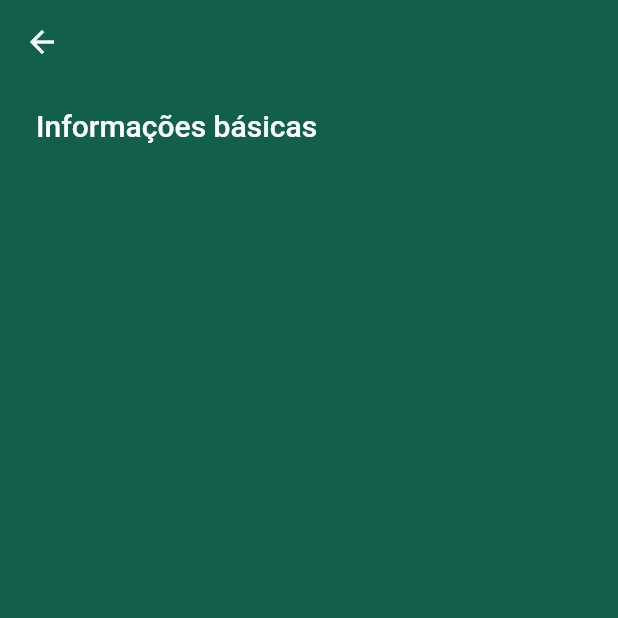
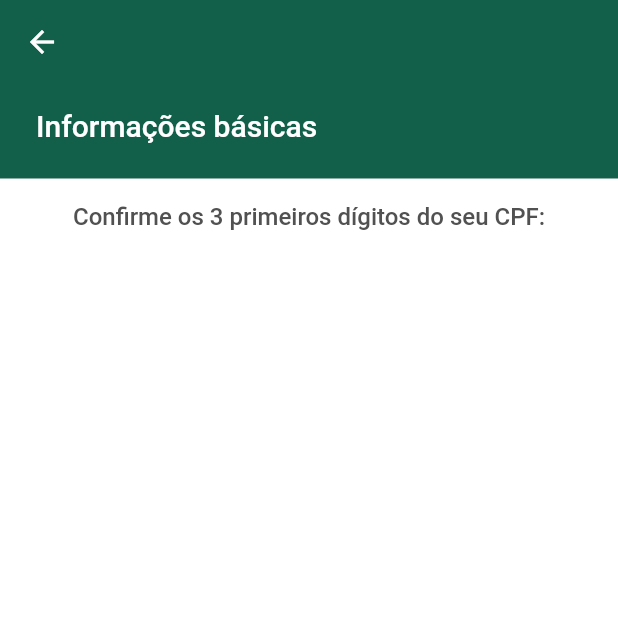
Before and after one commit to guilchvs/passaqui, a Flutter app: the HireConfirmCpfScreen screen opened by its route, on a phone screen of 412 x 824 dp, the top half of it. Run offline on Flutter 3.47's test engine with Material 3 defaults, Android fonts, the phone set to English and light mode, and no system bars; our stand-ins replace firebase_core, firebase_crashlytics, flutter_svg, get_it, google_fonts, mask_text_input_formatter and 2 more; accounts and stored records are empty.

Commit message:
feat: add background and text

```diff
--- a/lib/src/modules/hire/confirmCpf/confirm_cpf_screen.dart
+++ b/lib/src/modules/hire/confirmCpf/confirm_cpf_screen.dart
@@ -22,7 +22,6 @@ class HireConfirmCpfScreen extends StatefulWidget {
 }
 
 class _HireConfirmCpfScreenState extends State<HireConfirmCpfScreen> {
-
   @override
   void initState() {
     super.initState();
@@ -32,9 +31,15 @@ class _HireConfirmCpfScreenState extends State<HireConfirmCpfScreen> {
   @override
   Widget build(BuildContext context) {
     return Scaffold(
-      appBar: const PassaquiAppBar(showLogo: false, showBackButton: true,),
+      appBar: const PassaquiAppBar(
+        showLogo: false,
+        showBackButton: true,
+      ),
       backgroundColor: Color.fromRGBO(18, 96, 73, 1),
       body: Stack(
+        children: [
+          Column(
+            crossAxisAlignment: CrossAxisAlignment.stretch,
             children: [
               Padding(
                 padding: const EdgeInsets.only(left: 24.0, top: 16),
@@ -47,6 +52,26 @@ class _HireConfirmCpfScreenState extends State<HireConfirmCpfScreen> {
                   ),
                 ),
               ),
+              SizedBox(height: 24),
+              Expanded(
+                  child: Container(
+                      color: Colors.white,
+                      child: Column(
+                        crossAxisAlignment: CrossAxisAlignment.start,
+                        children: [
+                          SizedBox(height: 16),
+                          Center(
+                              child: Text(
+                                  'Confirme os 3 primeiros dígitos do seu CPF:',
+                                  style: TextStyle(
+                                      fontFamily: 'Roboto',
+                                      fontWeight: FontWeight.w500,
+                                      color: Color(0xFF515151),
+                                      fontSize: 16))),
+                        ],
+                      )))
+            ],
+          ),
         ],
       ),
     );
```
Lines whose indentation alone changed are shown as unchanged.
